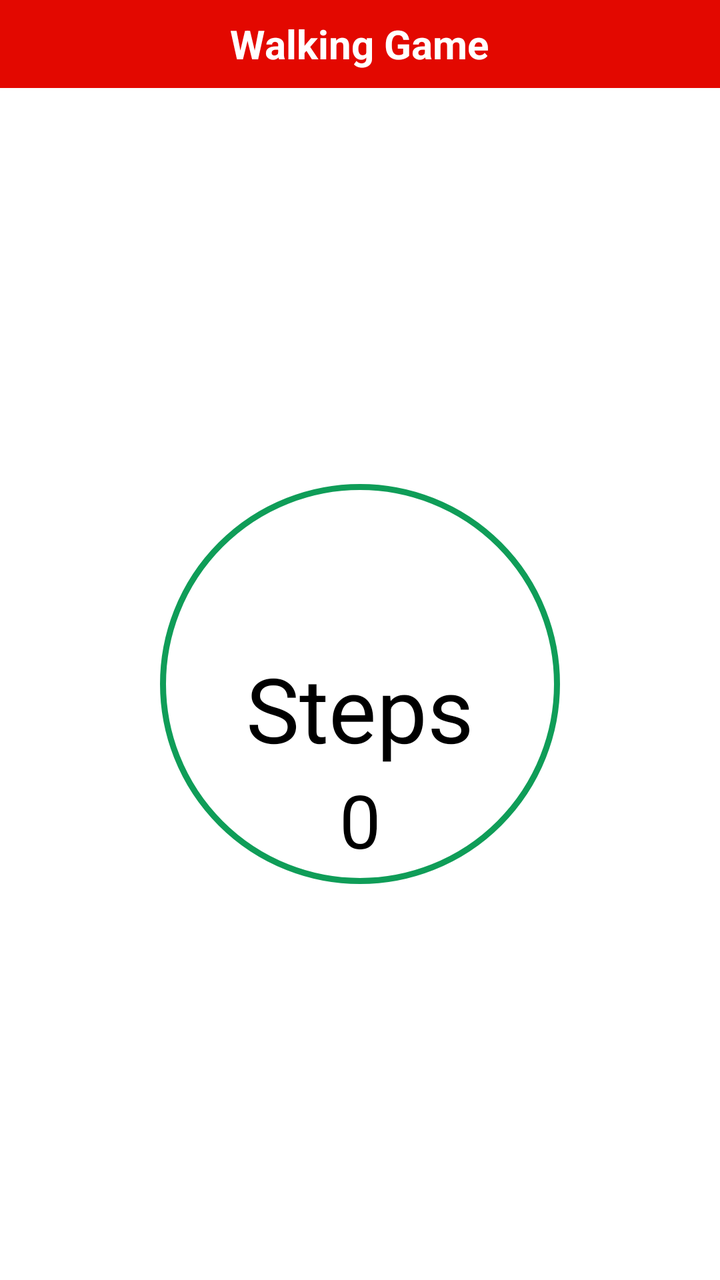
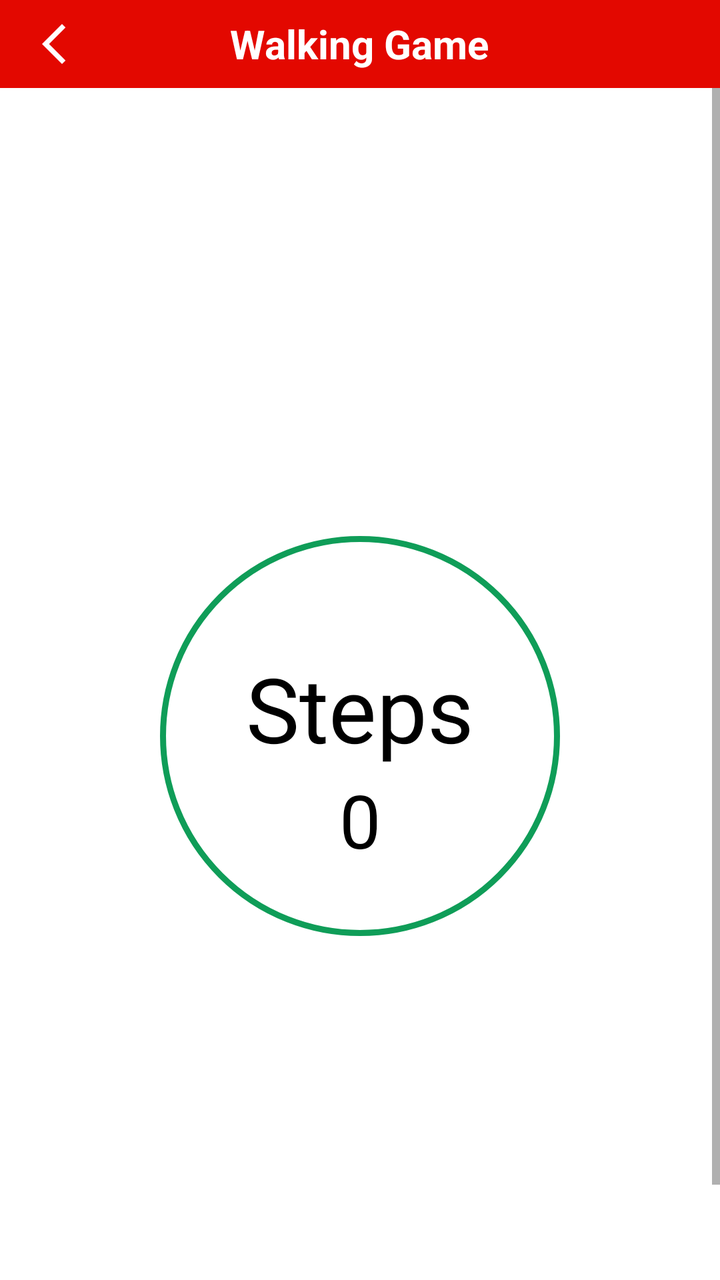

Two renders of the same Android screen: before a commit and after it. Below are the layout's source before the change and the commit's diff.
<!-- AndroidManifest.xml: application theme Theme.WalkingGame -->
<!-- res/layout/activity_pedometer.xml -->
<?xml version="1.0" encoding="utf-8"?>
<layout xmlns:android="http://schemas.android.com/apk/res/android"
    xmlns:tools="http://schemas.android.com/tools">

    <LinearLayout
        android:layout_width="match_parent"
        android:layout_height="match_parent"
        android:orientation="vertical"
        tools:context=".activity.PedometerActivity">

        <RelativeLayout
            android:layout_width="match_parent"
            android:layout_height="wrap_content"
            android:background="@color/bandeau">

            <ImageButton
                android:id="@+id/back_btn"
                android:layout_width="wrap_content"
                android:layout_height="wrap_content"
                android:layout_centerVertical="true"
                android:layout_marginStart="5dp"
                android:background="@android:color/transparent"
                android:contentDescription="@string/content_description"
                android:padding="10dp"
                android:src="@drawable/back_button"
                android:visibility="invisible"
                tools:ignore="SpeakableTextPresentCheck,SpeakableTextPresentCheck,SpeakableTextPresentCheck" />

            <TextView
                android:layout_width="wrap_content"
                android:layout_height="wrap_content"
                android:layout_centerInParent="true"
                android:text="@string/game_title"
                android:textColor="@android:color/white"
                android:textSize="20sp"
                android:textStyle="bold" />
        </RelativeLayout>

        <ScrollView
            android:layout_width="match_parent"
            android:layout_height="0dp"
            android:layout_weight="1"
            android:fillViewport="true">

            <LinearLayout
                android:layout_width="match_parent"
                android:layout_height="wrap_content"
                android:orientation="vertical">


                <RelativeLayout
                    android:layout_width="match_parent"
                    android:layout_height="0dp"
                    android:layout_weight="1">

                    <TextView
                        android:id="@+id/steps"
                        android:layout_width="wrap_content"
                        android:layout_height="wrap_content"
                        android:layout_centerHorizontal="true"
                        android:layout_marginTop="280dp"
                        android:text="@string/steps"
                        android:textColor="@color/black"
                        android:textSize="45sp" />

                    <TextView
                        android:id="@+id/pedometer_steps"
                        android:layout_width="wrap_content"
                        android:layout_height="wrap_content"
                        android:layout_below="@+id/steps"
                        android:layout_centerHorizontal="true"
                        android:layout_marginTop="1dp"
                        android:text="@string/steps_number"
                        android:textColor="@color/black"
                        android:textSize="37sp" />

                    <ImageView
                        android:layout_width="200dp"
                        android:layout_height="200dp"
                        android:layout_centerInParent="true"
                        android:background="@drawable/circle"
                        android:contentDescription="@string/content_description" />

                </RelativeLayout>


            </LinearLayout>


        </ScrollView>

    </LinearLayout>
</layout>
<!-- resources referenced by this layout -->
<resources>
  <color name="bandeau">#e30800</color>
  <color name="black">#FF000000</color>
  <!-- drawable back_button (drawable) -->
  <vector android:height="24dp" android:tint="#FFFFFF"
      android:viewportHeight="24" android:viewportWidth="24"
      android:width="24dp" xmlns:android="http://schemas.android.com/apk/res/android">
      <path android:fillColor="@android:color/white" android:pathData="M17.77,3.77l-1.77,-1.77l-10,10l10,10l1.77,-1.77l-8.23,-8.23z"/>
  </vector>
  <!-- drawable circle (drawable) -->
  <?xml version="1.0" encoding="utf-8"?>
  <selector xmlns:android="http://schemas.android.com/apk/res/android">
      <item>
          <shape android:shape="oval">
              <stroke android:color="#0F9D58" android:width="3dp"/>
              <size android:width="120dp" android:height="120dp"/>
          </shape>
      </item>
  
  </selector>
  <string name="content_description">content_description</string>
  <string name="game_title">Walking Game</string>
  <string name="steps">Steps</string>
  <string name="steps_number">0</string>
  <style name="Theme.WalkingGame" parent="Theme.MaterialComponents.DayNight.DarkActionBar">
          
          <item name="colorPrimary">@color/purple_500</item>
          <item name="colorPrimaryVariant">@color/purple_700</item>
          <item name="colorOnPrimary">@color/white</item>
          
          <item name="colorSecondary">@color/teal_200</item>
          <item name="colorSecondaryVariant">@color/teal_700</item>
          <item name="colorOnSecondary">@color/black</item>
          
          <item name="android:statusBarColor">?attr/colorPrimaryVariant</item>
          
      </style>
  <color name="purple_500">#FF6200EE</color>
  <color name="purple_700">#FF3700B3</color>
  <color name="white">#FFFFFFFF</color>
  <color name="teal_200">#FF03DAC5</color>
  <color name="teal_700">#FF018786</color>
</resources>

<!-- the commit's change to res/layout/activity_pedometer.xml (unified diff, before → after) -->
@@ -23,7 +23,6 @@
                 android:contentDescription="@string/content_description"
                 android:padding="10dp"
                 android:src="@drawable/back_button"
-                android:visibility="invisible"
                 tools:ignore="SpeakableTextPresentCheck,SpeakableTextPresentCheck,SpeakableTextPresentCheck" />
 
             <TextView
@@ -81,6 +80,15 @@
                         android:background="@drawable/circle"
                         android:contentDescription="@string/content_description" />
 
+                    <Button
+                        android:id="@+id/button_classment"
+                        android:layout_width="wrap_content"
+                        android:layout_height="wrap_content"
+                        android:text="Classment"
+                        android:layout_marginTop="600dp"
+                        android:layout_centerHorizontal="true" />
+
+
                 </RelativeLayout>
 
 
